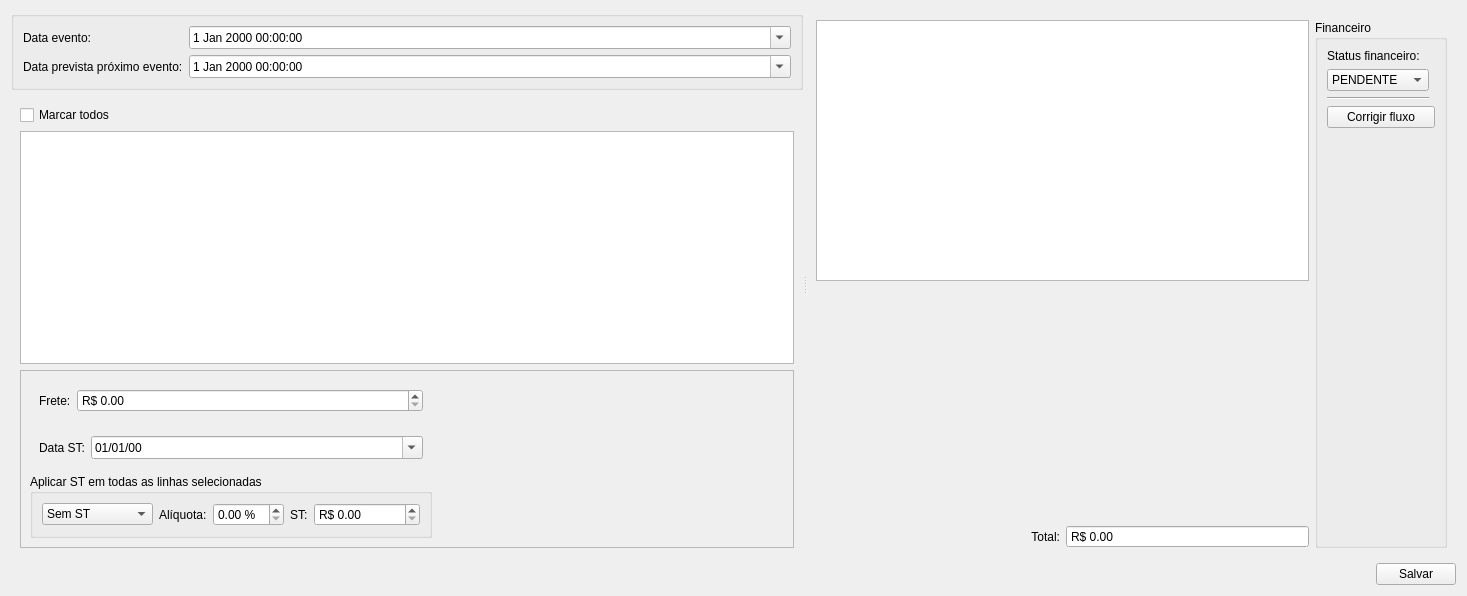
First picture: the form in ui/inputdialogfinanceiro.ui, repository darktorres/ERP-STACCATO, before the edit.
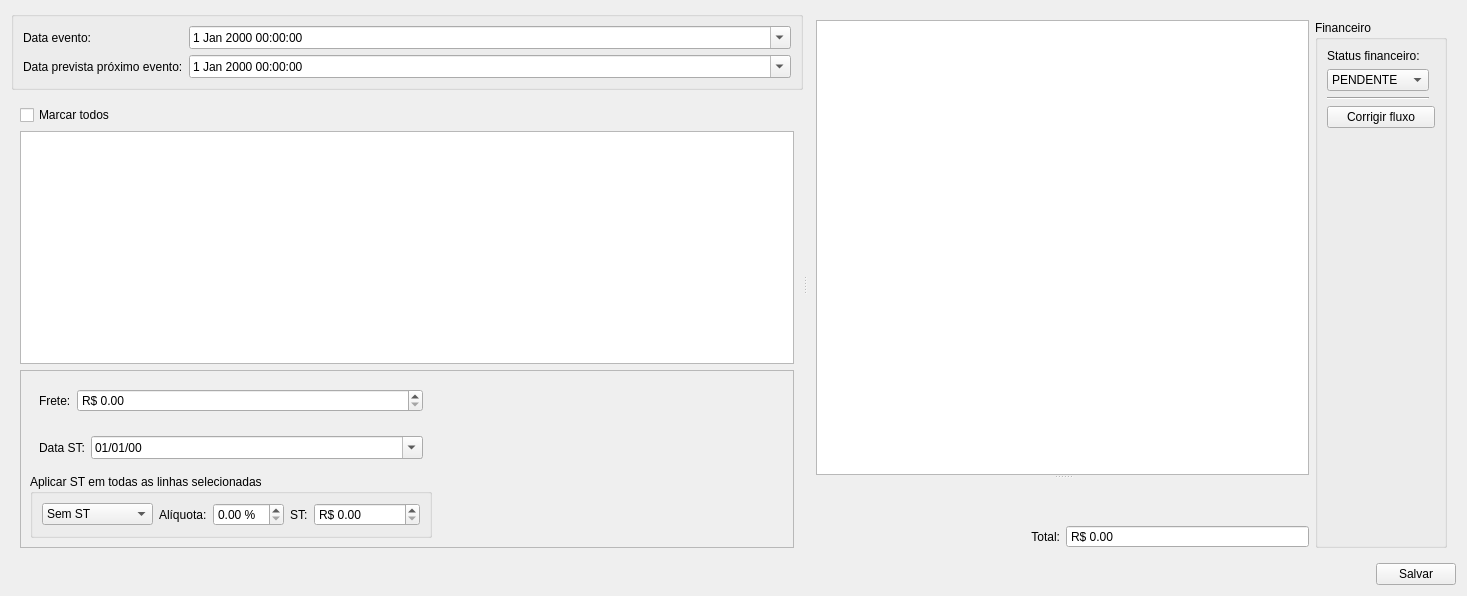
Second picture: the form after the edit. Custom widgets are drawn as their Qt base class.

Diff of the .ui file:
```diff
--- a/ui/inputdialogfinanceiro.ui
+++ b/ui/inputdialogfinanceiro.ui
@@ -321,8 +321,12 @@
       <property name="lineWidth">
        <number>0</number>
       </property>
-      <layout class="QGridLayout" name="gridLayout_10">
+      <layout class="QGridLayout" name="gridLayout_9">
        <item row="0" column="0">
+        <widget class="QSplitter" name="splitter_2">
+         <property name="orientation">
+          <enum>Qt::Vertical</enum>
+         </property>
         <widget class="TableView" name="tableFluxoCaixa">
          <property name="sizePolicy">
           <sizepolicy hsizetype="Preferred" vsizetype="Expanding">
@@ -349,8 +353,7 @@
           <bool>false</bool>
          </attribute>
         </widget>
-       </item>
-       <item row="1" column="0">
+         <widget class="QWidget" name="">
         <layout class="QGridLayout" name="gridLayout_8">
          <item row="1" column="0">
           <widget class="QLabel" name="labelRestante_2">
@@ -398,8 +401,10 @@
           </widget>
          </item>
         </layout>
+         </widget>
+        </widget>
        </item>
-       <item row="0" column="1" rowspan="2">
+       <item row="0" column="1">
         <widget class="QGroupBox" name="groupBoxFinanceiro">
          <property name="sizePolicy">
           <sizepolicy hsizetype="Maximum" vsizetype="Preferred">
```
Lines whose indentation alone changed are shown as unchanged.
